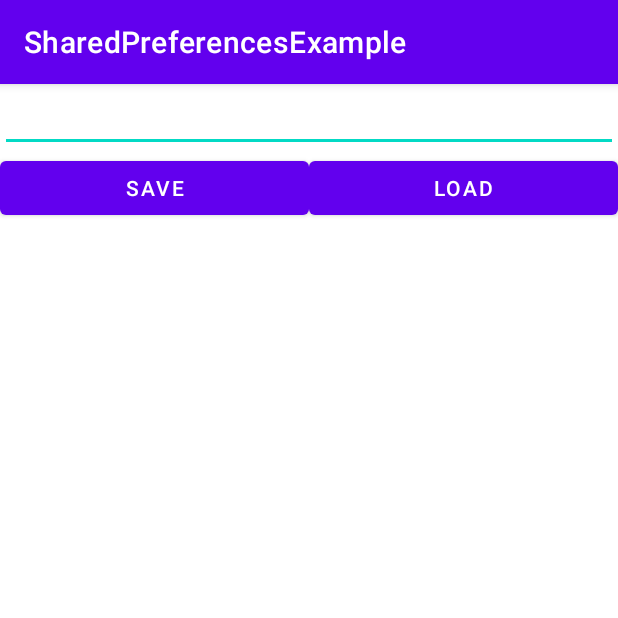
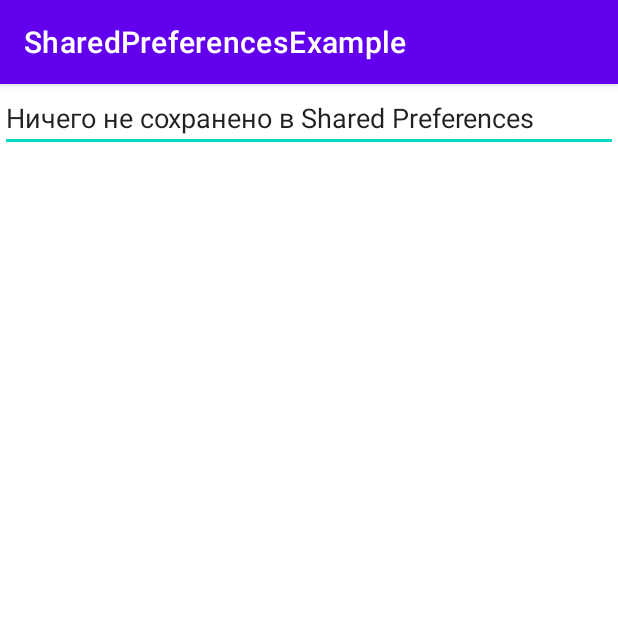
Before and after one commit to MarinaShnyakina/SharedPreferencesExample, an Android app: the screen it shows after launch (MainActivity), on a phone screen of 412 x 824 dp, the top half of it. Run offline under Robolectric (Android 15) with nearby library versions, the phone set to English and light mode, and no system bars.

Commit message:
Finished Shared Preferences learning

```diff
--- a/app/src/main/java/ru/synergy/sharedpreferencesexample/MainActivity.java
+++ b/app/src/main/java/ru/synergy/sharedpreferencesexample/MainActivity.java
@@ -4,12 +4,15 @@ import androidx.appcompat.app.AppCompatActivity;
 
 import android.content.SharedPreferences;
 import android.os.Bundle;
+import android.util.Log;
+import android.view.KeyEvent;
 import android.view.View;
 import android.widget.Button;
 import android.widget.EditText;
+import android.widget.TextView;
 import android.widget.Toast;
 
-public class MainActivity extends AppCompatActivity implements View.OnClickListener {
+public class MainActivity extends AppCompatActivity {
 
     EditText et;
     Button btnSave, btnLoad;
@@ -25,11 +28,23 @@ public class MainActivity extends AppCompatActivity implements View.OnClickListe
         btnSave = (Button) findViewById(R.id.btnSave);
         btnLoad = (Button) findViewById(R.id.btnLoad);
 
-        btnSave.setOnClickListener(this);
-        btnLoad.setOnClickListener(this);
+//        btnSave.setOnClickListener(this);
+//        btnLoad.setOnClickListener(this);
+
+        loadText();
+
+        et.setOnEditorActionListener(new TextView.OnEditorActionListener() {
+            @Override
+            public boolean onEditorAction(TextView v, int actionId, KeyEvent event) {
+                saveText();
+                Log.d(SAVED_TEXT, et.getText().toString());
+                return true;
+            }
+        });
     }
 
-    @Override
+
+   /* @Override
     public void onClick(View v) {
         switch (v.getId()) {
             case R.id.btnSave:
@@ -41,6 +56,14 @@ public class MainActivity extends AppCompatActivity implements View.OnClickListe
             default:
                 break;
         }
+    }*/
+
+
+    private void loadText() {
+        sharedPreferences = getPreferences(MODE_PRIVATE);
+        String saveText = sharedPreferences.getString(SAVED_TEXT, "Ничего не сохранено в Shared Preferences");
+        et.setText(saveText);
+        Toast.makeText(this, "Text loaded", Toast.LENGTH_SHORT).show();
     }
 
     private void saveText() {
@@ -51,10 +74,11 @@ public class MainActivity extends AppCompatActivity implements View.OnClickListe
         Toast.makeText(this, "Text saved", Toast.LENGTH_SHORT).show();
     }
 
-    private void loadText() {
-        sharedPreferences = getPreferences(MODE_PRIVATE);
-        String saveText = sharedPreferences.getString(SAVED_TEXT, "Ничего не сохранено в Shared Preferences");
-        et.setText(saveText);
-        Toast.makeText(this, "Text loaded", Toast.LENGTH_SHORT).show();
+    @Override
+    protected void onDestroy() {
+        super.onDestroy();
+        saveText();
     }
+
+
 }
--- a/app/src/main/res/layout/activity_main.xml
+++ b/app/src/main/res/layout/activity_main.xml
@@ -28,14 +28,16 @@
             android:layout_width="wrap_content"
             android:layout_height="wrap_content"
             android:layout_weight="1"
-            android:text="Save" />
+            android:text="Save"
+            android:visibility="invisible"/>
 
         <Button
             android:id="@+id/btnLoad"
             android:layout_width="wrap_content"
             android:layout_height="wrap_content"
             android:layout_weight="1"
-            android:text="Load" />
+            android:text="Load"
+            android:visibility="invisible" />
 
 
     </LinearLayout>
```
